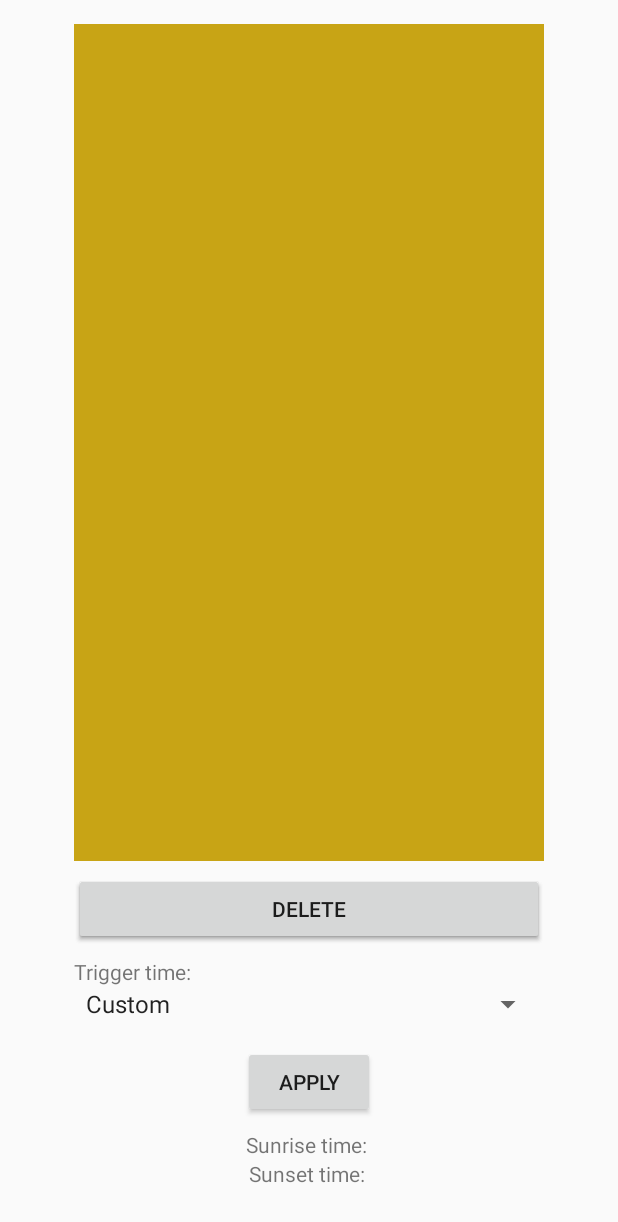
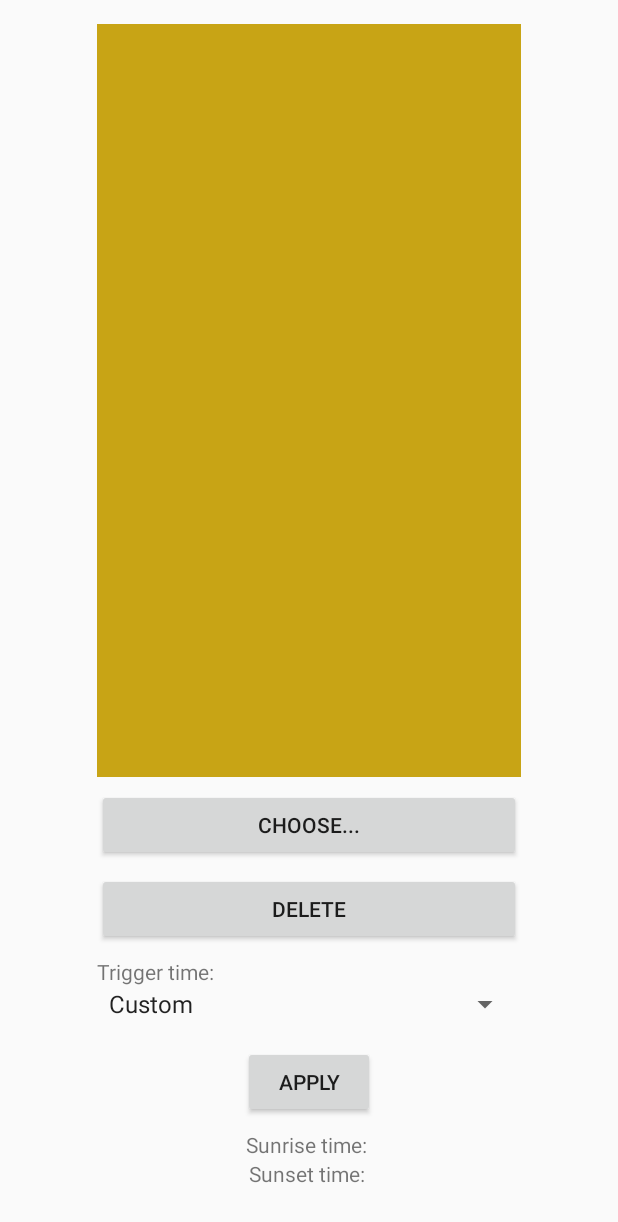
Before and after one commit to kemirea/helios, an Android app: the screen it shows after launch (MainActivity), on a phone screen of 412 x 824 dp. Shown: the top 1222 px of the screen. Run offline under Robolectric (Android 15) with nearby library versions, the phone set to English and light mode, and no system bars; our stand-ins replace Room's generated code.

Commit message:
make sure to delete wallpaper file, also fix delete button position

```diff
--- a/app/src/main/java/com/kemikalreaktion/helios/PaperViewModel.kt
+++ b/app/src/main/java/com/kemikalreaktion/helios/PaperViewModel.kt
@@ -133,7 +133,8 @@ class PaperViewModel(private val context: Context) : ViewModel() {
 
     fun deletePaper(paper: Paper) {
         scope.launch(Dispatchers.IO) {
-            // TODO: make sure we delete the saved wallpaper
+            val file = File(context.filesDir, paper.filename)
+            file.delete()
             paperRepository.delete(paper)
         }
     }
--- a/app/src/main/res/layout/paper_view_item.xml
+++ b/app/src/main/res/layout/paper_view_item.xml
@@ -29,7 +29,7 @@
             android:layout_marginBottom="@dimen/standard_margin"
             app:layout_constraintStart_toStartOf="@+id/wallpaper"
             app:layout_constraintEnd_toEndOf="@+id/wallpaper"
-            app:layout_constraintBottom_toTopOf="@+id/spinner_time_label"/>
+            app:layout_constraintBottom_toTopOf="@+id/button_delete"/>
 
     <Button
             android:id="@+id/button_delete"
```
